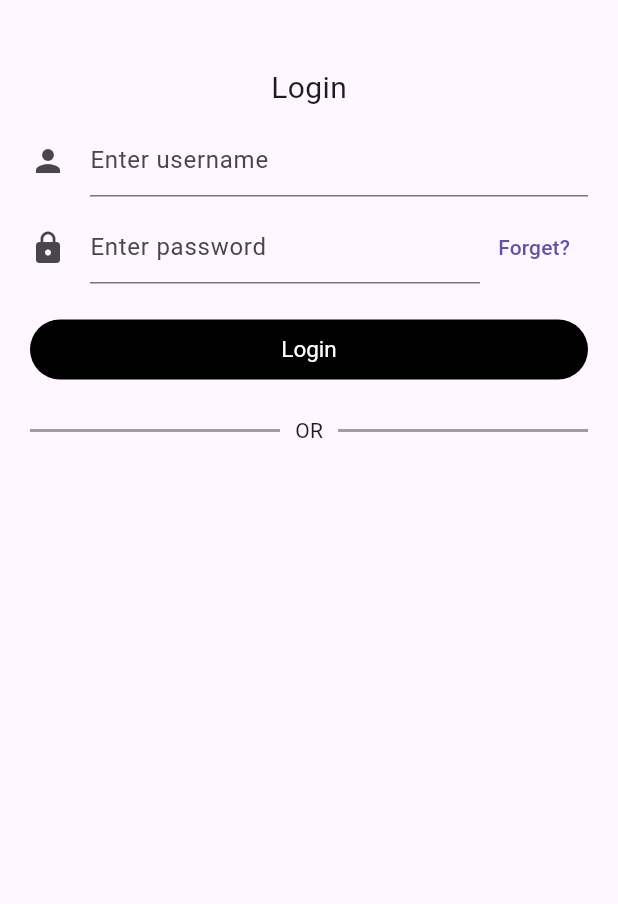
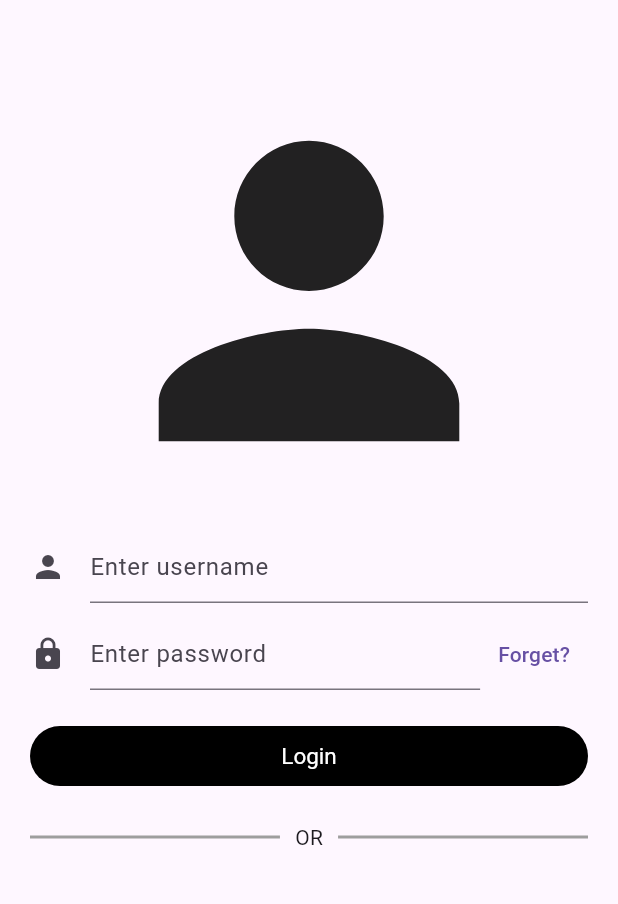
Before and after one commit to Kalhum/ShopPro, a Flutter app: the screen it shows after launch, on a phone screen of 412 x 824 dp, the part 63-967 px from its top. Run offline on Flutter 3.47's test engine with Material 3 defaults, Android fonts, the phone set to English and light mode, and no system bars.

Commit message:
edit login page

```diff
--- a/shoppro/lib/login.dart
+++ b/shoppro/lib/login.dart
@@ -30,9 +30,9 @@ class _LoginScreenState extends State<LoginScreen> {
         padding: const EdgeInsets.symmetric(vertical: 30, horizontal: 20),
         child: Column(
           children: [
-            const Text(
-              "Login",
-              style: TextStyle(fontSize: 20),
+            Icon(
+              Icons.person,
+              size: 300,
             ),
             const Padding(
               padding: EdgeInsets.symmetric(vertical: 10),
@@ -67,12 +67,13 @@ class _LoginScreenState extends State<LoginScreen> {
                         onPressed: () {
                           print("Login");
                         },
+                        style: TextButton.styleFrom(
+                            foregroundColor:
+                                const Color.fromARGB(255, 255, 255, 255),
+                            backgroundColor: const Color.fromRGBO(0, 0, 0, 1),
+                            padding: const EdgeInsets.symmetric(horizontal: 40),
+                            textStyle: const TextStyle(fontSize: 15)),
                         child: const Text("Login"),
-                        style: TextButton.styleFrom(
-                            foregroundColor: const Color.fromARGB(255, 255, 255, 255),
-                            backgroundColor: const Color.fromRGBO(0, 0, 0, 1),
-                            padding: const EdgeInsets.symmetric(horizontal: 20),
-                            textStyle: const TextStyle(fontSize: 15)),
                       )),
                 ),
               ],
@@ -87,7 +88,7 @@ class _LoginScreenState extends State<LoginScreen> {
                   ),
                 ),
                 Text("OR"),
-                const Expanded(
+                Expanded(
                   child: Divider(
                     color: Colors.grey,
                     thickness: 2,
--- a/shoppro/lib/main.dart
+++ b/shoppro/lib/main.dart
@@ -11,7 +11,7 @@ class MainApp extends StatelessWidget {
   @override
   Widget build(BuildContext context) {
     return const MaterialApp(
-      home: SafeArea(child: LoginScreen())
-    );
+        debugShowCheckedModeBanner: false,
+        home: SafeArea(child: LoginScreen()));
   }
 }
--- a/shoppro/pubspec.yaml
+++ b/shoppro/pubspec.yaml
@@ -10,6 +10,9 @@ dependencies:
   flutter:
     sdk: flutter
 
+
+google_sign_in: ^6.2.1
+
 dev_dependencies:
   flutter_test:
     sdk: flutter
@@ -17,3 +20,6 @@ dev_dependencies:
 
 flutter:
   uses-material-design: true
+
+  assets:
+    - assets/image/
```
Also changed, not shown: 2 other files.
